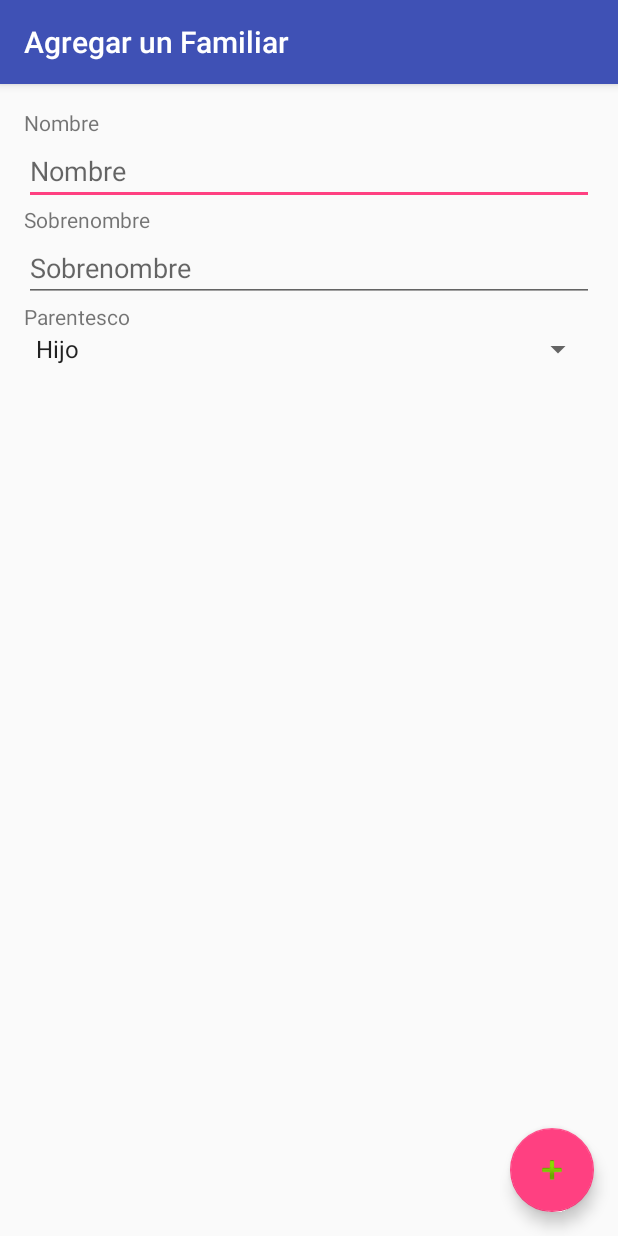
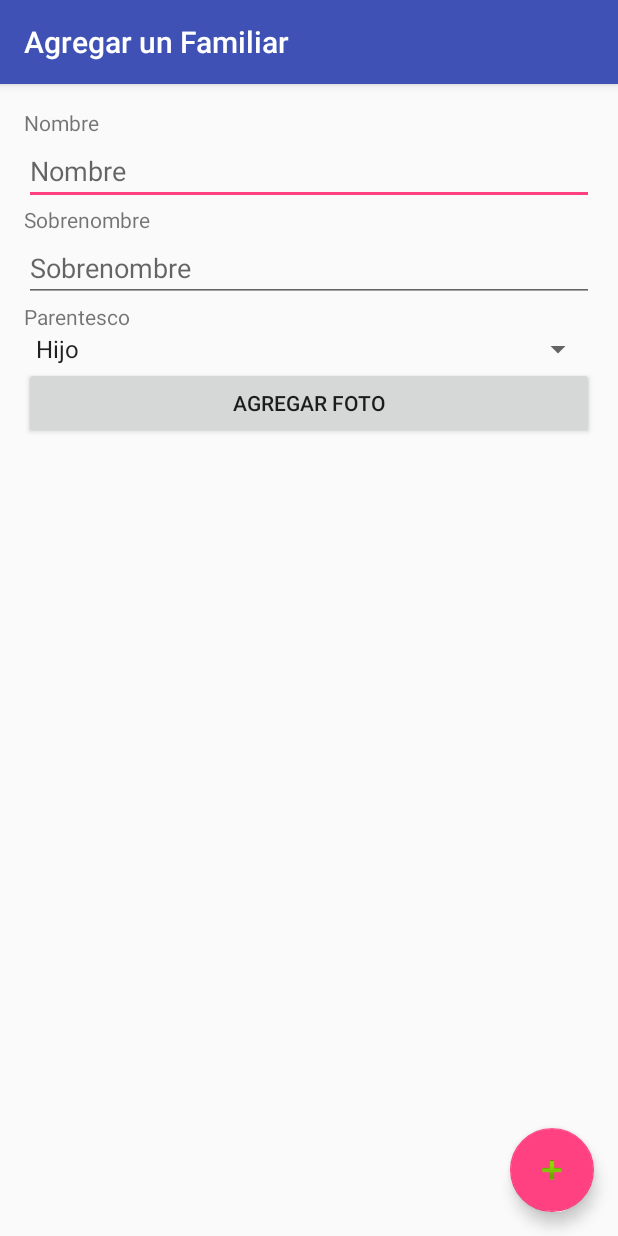
Before and after one commit to MariaMancipe/AppZheimerAndroid, an Android app: the CrearFamiliarActivity screen opened directly, with no data from a screen before it, on a phone screen of 412 x 824 dp. Run offline under Robolectric (Android 15) with nearby library versions, the phone set to English and light mode, and no system bars.

Commit message:
Tomar fotos intento 1

```diff
--- a/app/src/main/java/co/uniandes/appzheimer/activities/MainActivity.java
+++ b/app/src/main/java/co/uniandes/appzheimer/activities/MainActivity.java
@@ -56,7 +56,8 @@ public class MainActivity extends AppCompatActivity {
                             String nombreFamiliar = cursor.getString(cursor.getColumnIndex("nombre"));
                             String apodoFamiliar = cursor.getString(cursor.getColumnIndex("apodo"));
                             String relacionFamiliar = cursor.getString(cursor.getColumnIndex("relacion"));
-                            AppZheimer.darInstancia().getPaciente().addFamiliar(nombreFamiliar,apodoFamiliar,relacionFamiliar,"","");
+                            String rutaImagen = cursor.getString(cursor.getColumnIndex("rutaImagen"));
+                            AppZheimer.darInstancia().getPaciente().addFamiliar(nombreFamiliar,apodoFamiliar,relacionFamiliar,rutaImagen,"");
                         }while (cursor.moveToNext());
                     }
                     String consultaEventos = "SELECT * FROM EVENTOS";
--- a/app/src/main/java/co/uniandes/appzheimer/source/DBHelper.java
+++ b/app/src/main/java/co/uniandes/appzheimer/source/DBHelper.java
@@ -31,7 +31,7 @@ public class DBHelper extends SQLiteOpenHelper
 
     public void onCreate(SQLiteDatabase db)
     {
-        String createTableFamiliares = "CREATE TABLE FAMILIARES (nombrealias TEXT PRIMARY KEY, nombre TEXT, apodo TEXT, relacion TEXT)";
+        String createTableFamiliares = "CREATE TABLE FAMILIARES (nombrealias TEXT PRIMARY KEY, nombre TEXT, apodo TEXT, relacion TEXT, rutaImagen TEXT)";
         String createTableEventos = "CREATE TABLE EVENTOS (nombre TEXT PRIMARY KEY, hora TEXT, conPariente BIT)";
         db.execSQL(createTableFamiliares);
         db.execSQL(createTableEventos);
--- a/app/src/main/res/layout/content_crear_familiar.xml
+++ b/app/src/main/res/layout/content_crear_familiar.xml
@@ -53,6 +53,20 @@
             android:id="@+id/parentescoSpinner"
             android:layout_width="match_parent"
             android:layout_height="wrap_content"></Spinner>
+
+        <ImageView
+            android:layout_width="match_parent"
+            android:layout_height="wrap_content"
+            android:id="@+id/imagenFamiliarNuevo"
+            android:layout_weight="0.12"
+            android:clickable="true" />
+
+        <Button
+            android:layout_width="match_parent"
+            android:layout_height="wrap_content"
+            android:text="Agregar Foto"
+            android:id="@+id/btnFotoFamiliar"
+            android:onClick="agregarFotoFamiliar"/>
     </LinearLayout>
 
 </RelativeLayout>
```
Also changed, not shown: app/src/main/java/co/uniandes/appzheimer/activities/CrearFamiliarActivity.java (+68 -0 lines).
